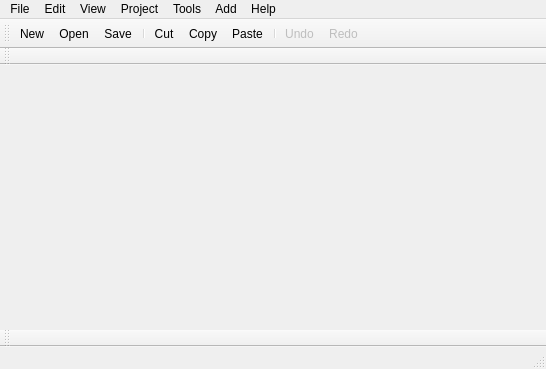
First picture: the form in mainwindow.ui, repository igorizyumin/xpcb, before the edit.
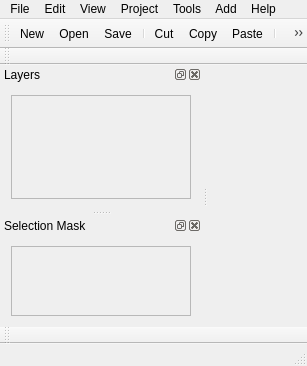
Second picture: the form after the edit. Icons and pictures are not drawn.

Commit message: made selection filter / layer selector widgets

Patch:
```diff
--- a/mainwindow.ui
+++ b/mainwindow.ui
@@ -6,8 +6,8 @@
    <rect>
     <x>0</x>
     <y>0</y>
-    <width>546</width>
-    <height>369</height>
+    <width>307</width>
+    <height>366</height>
    </rect>
   </property>
   <widget class="QWidget" name="centralWidget"/>
@@ -16,7 +16,7 @@
     <rect>
      <x>0</x>
      <y>0</y>
-     <width>546</width>
+     <width>307</width>
      <height>25</height>
     </rect>
    </property>
@@ -206,6 +206,130 @@
     <bool>false</bool>
    </attribute>
   </widget>
+  <widget class="QDockWidget" name="layerDock">
+   <property name="sizePolicy">
+    <sizepolicy hsizetype="Preferred" vsizetype="Preferred">
+     <horstretch>0</horstretch>
+     <verstretch>0</verstretch>
+    </sizepolicy>
+   </property>
+   <property name="allowedAreas">
+    <set>Qt::LeftDockWidgetArea|Qt::RightDockWidgetArea</set>
+   </property>
+   <property name="windowTitle">
+    <string>Layers</string>
+   </property>
+   <attribute name="dockWidgetArea">
+    <number>1</number>
+   </attribute>
+   <widget class="QWidget" name="dockWidgetContents_2">
+    <property name="sizePolicy">
+     <sizepolicy hsizetype="Preferred" vsizetype="Preferred">
+      <horstretch>0</horstretch>
+      <verstretch>0</verstretch>
+     </sizepolicy>
+    </property>
+    <layout class="QVBoxLayout" name="verticalLayout">
+     <item>
+      <widget class="QScrollArea" name="layerScrollArea">
+       <property name="sizePolicy">
+        <sizepolicy hsizetype="Preferred" vsizetype="Preferred">
+         <horstretch>0</horstretch>
+         <verstretch>0</verstretch>
+        </sizepolicy>
+       </property>
+       <property name="minimumSize">
+        <size>
+         <width>180</width>
+         <height>0</height>
+        </size>
+       </property>
+       <property name="widgetResizable">
+        <bool>true</bool>
+       </property>
+       <property name="alignment">
+        <set>Qt::AlignLeading|Qt::AlignLeft|Qt::AlignTop</set>
+       </property>
+       <widget class="QWidget" name="scrollAreaWidgetContents">
+        <property name="geometry">
+         <rect>
+          <x>0</x>
+          <y>0</y>
+          <width>178</width>
+          <height>82</height>
+         </rect>
+        </property>
+       </widget>
+      </widget>
+     </item>
+    </layout>
+   </widget>
+  </widget>
+  <widget class="QDockWidget" name="selMaskDock">
+   <property name="sizePolicy">
+    <sizepolicy hsizetype="Preferred" vsizetype="Expanding">
+     <horstretch>0</horstretch>
+     <verstretch>0</verstretch>
+    </sizepolicy>
+   </property>
+   <property name="floating">
+    <bool>false</bool>
+   </property>
+   <property name="features">
+    <set>QDockWidget::AllDockWidgetFeatures</set>
+   </property>
+   <property name="allowedAreas">
+    <set>Qt::LeftDockWidgetArea|Qt::RightDockWidgetArea</set>
+   </property>
+   <property name="windowTitle">
+    <string>Selection Mask</string>
+   </property>
+   <attribute name="dockWidgetArea">
+    <number>1</number>
+   </attribute>
+   <widget class="QWidget" name="dockWidgetContents">
+    <property name="sizePolicy">
+     <sizepolicy hsizetype="Preferred" vsizetype="Maximum">
+      <horstretch>0</horstretch>
+      <verstretch>0</verstretch>
+     </sizepolicy>
+    </property>
+    <layout class="QVBoxLayout" name="verticalLayout_2">
+     <item>
+      <widget class="QScrollArea" name="selMaskScrollArea">
+       <property name="sizePolicy">
+        <sizepolicy hsizetype="Preferred" vsizetype="Preferred">
+         <horstretch>0</horstretch>
+         <verstretch>0</verstretch>
+        </sizepolicy>
+       </property>
+       <property name="minimumSize">
+        <size>
+         <width>150</width>
+         <height>0</height>
+        </size>
+       </property>
+       <property name="widgetResizable">
+        <bool>true</bool>
+       </property>
+       <property name="alignment">
+        <set>Qt::AlignLeading|Qt::AlignLeft|Qt::AlignTop</set>
+       </property>
+       <widget class="QWidget" name="scrollAreaWidgetContents_2">
+        <property name="geometry">
+         <rect>
+          <x>0</x>
+          <y>0</y>
+          <width>178</width>
+          <height>82</height>
+         </rect>
+        </property>
+       </widget>
+      </widget>
+     </item>
+    </layout>
+   </widget>
+  </widget>
   <action name="actionNew">
    <property name="icon">
     <iconset resource="qtfreepcb.qrc">
```
Left out of the diff: 12 changed lines with no effect on the pictures. The commit also changes 16 other files.
